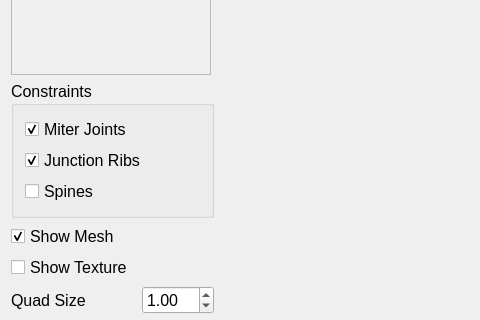
First picture: the form in mainwindow.ui, repository azer89/ConformalDecorativeStrokes, before the edit; both pictures show x 0 to 480 and y 191 to 511 of the 1244 by 700 pixel window.
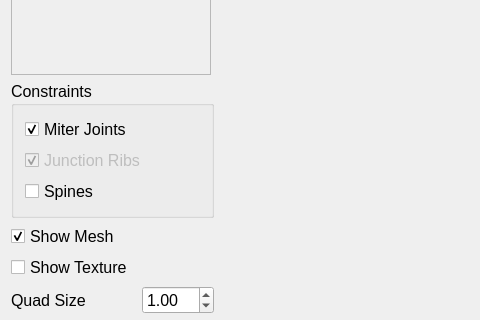
Second picture: the form after the edit. Custom widgets are drawn as their Qt base class.

What changed in the file:
```diff
--- a/mainwindow.ui
+++ b/mainwindow.ui
@@ -144,6 +144,9 @@
         </item>
         <item row="1" column="0">
          <widget class="QCheckBox" name="junctionRibsCheckBox">
+          <property name="enabled">
+           <bool>false</bool>
+          </property>
           <property name="text">
            <string>Junction Ribs</string>
           </property>
```
